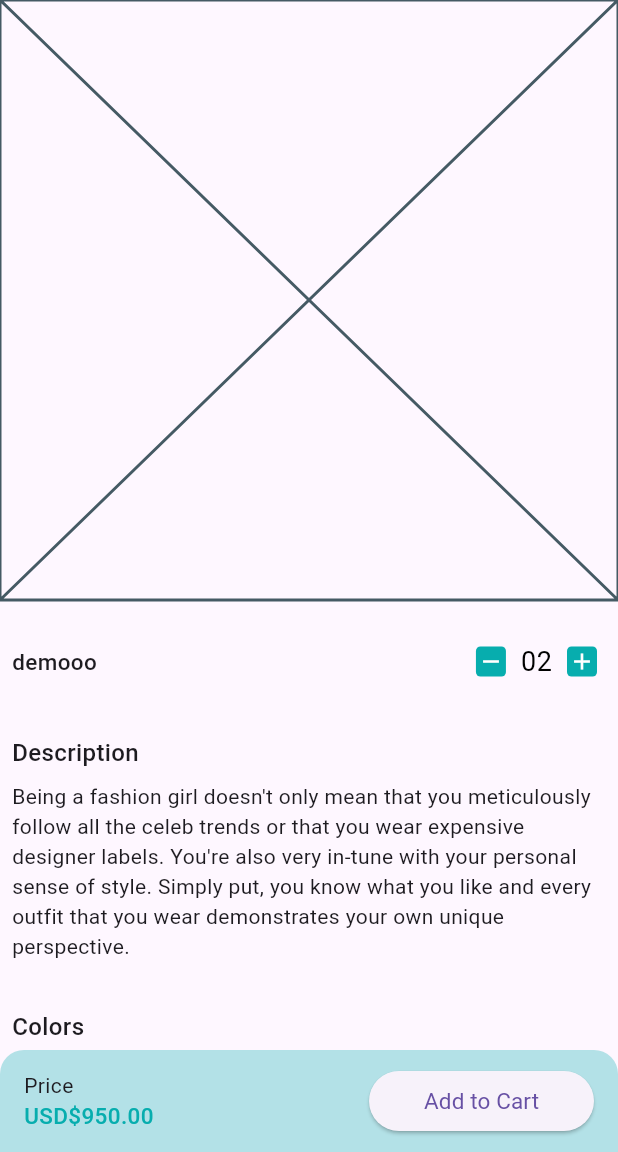
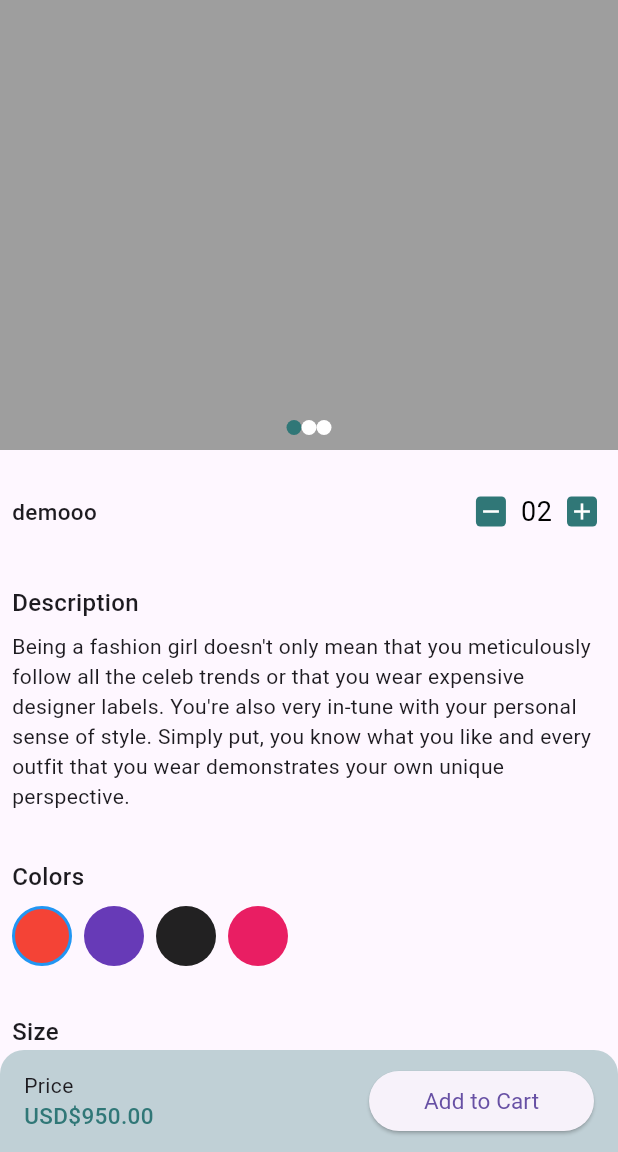
Before and after one commit to Rokeya17/E-commerce_Flutter-UI, a Flutter app: the ProductDetailsScreen screen opened directly, after a tap on the "add" icon, on a phone screen of 412 x 824 dp, the part 84-1236 px from its top. Run offline on Flutter 3.47's test engine with Material 3 defaults, Android fonts, the phone set to English and light mode, and no system bars; drawn by our look-alikes of carousel_slider; our stand-ins replace get.

Commit message:
--Product card has been modified with add to cart button. --Bottom nav screen has been added.

```diff
--- a/lib/Screens/productdetails_screen.dart
+++ b/lib/Screens/productdetails_screen.dart
@@ -47,7 +47,7 @@ class _ProductDetailsScreenState extends State<ProductDetailsScreen> {
                 child: Column(
                   crossAxisAlignment: CrossAxisAlignment.start,
                   children: [
-                    const ProductimageSlider(),
+                    const ProductImageSlider(),
                     const SizedBox(height: 16),
                     Padding(
                       padding: const EdgeInsets.all(8.0),
--- a/lib/Screens/relatedproducts_screen.dart
+++ b/lib/Screens/relatedproducts_screen.dart
@@ -14,9 +14,9 @@ class RelatedProductScreen extends StatelessWidget {
         child: SafeArea(
           child: Row(
             children: [
-              Container(
+              const SizedBox(
                 width: 150,
-                child: const Text(
+                child: Text(
                   'Related Products',
                   style: TextStyle(fontWeight: FontWeight.bold, fontSize: 20),
                 ),
--- a/lib/Screens/widgets/product_card.dart
+++ b/lib/Screens/widgets/product_card.dart
@@ -3,7 +3,6 @@ import 'package:get/get.dart';
 
 import '../../utility/appcolors.dart';
 import '../../utility/imageasset.dart';
-import '../addtocart_screen.dart';
 import '../productdetails_screen.dart';
 
 class ProductCard extends StatelessWidget {
@@ -11,9 +10,9 @@ class ProductCard extends StatelessWidget {
 
   @override
   Widget build(BuildContext context) {
-    return GestureDetector(
+    return InkWell(
       onTap: () {
-        _viewProductDetails(context);
+        Get.to(const ProductDetailsScreen());
       },
       child: Card(
         shadowColor: AppColors.primaryColor.withOpacity(0.1),
@@ -21,73 +20,44 @@ class ProductCard extends StatelessWidget {
         shape: RoundedRectangleBorder(borderRadius: BorderRadius.circular(8)),
         child: SizedBox(
           width: 120,
+          child: Expanded(
             child: Column(
-            crossAxisAlignment: CrossAxisAlignment.start,
               children: [
-              _buildProductImage(),
-              const SizedBox(height: 4),
-              _buildProductName(),
-              _buildPriceAndRating(),
-              _buildAddToCartButton(),
-            ],
+                Container(
+                  height: 100,
+                  decoration: BoxDecoration(
+                    borderRadius: const BorderRadius.only(
+                        topLeft: Radius.circular(8),
+                        topRight: Radius.circular(8)),
+                    image: const DecorationImage(
+                        image: AssetImage(
+                      ImageAssets.dressSVG,
+                    )),
+                    color: AppColors.primaryColor.withOpacity(0.1),
                   ),
                 ),
+                const SizedBox(
+                  height: 4,
                 ),
-    );
-  }
-
-  void _viewProductDetails(BuildContext context) {
-    Navigator.push(
-      context,
-      MaterialPageRoute(builder: (context) => const ProductDetailsScreen()),
-    );
-  }
-
-  Widget _buildProductImage() {
-    return Container(
-      height: 125,
-      decoration: const BoxDecoration(
-        borderRadius: BorderRadius.only(
-          topLeft: Radius.circular(8),
-          topRight: Radius.circular(8),
+                const Text(
+                  "Women’s Dress ",
+                  maxLines: 1,
+                  style: TextStyle(
+                      overflow: TextOverflow.ellipsis,
+                      fontWeight: FontWeight.w500),
                 ),
-        image: DecorationImage(
-          image: AssetImage(
-            ImageAssets.dressSVG,
-          ),
-          fit: BoxFit.cover,
-        ),
-      ),
-    );
-  }
-
-  Widget _buildProductName() {
-    return const Padding(
-      padding: EdgeInsets.all(8.0),
-      child: Text(
-        "Women's Casual Dress",
-        maxLines: 1,
-        overflow: TextOverflow.ellipsis,
-        style: TextStyle(fontWeight: FontWeight.w500),
-      ),
-    );
-  }
-
-  Widget _buildPriceAndRating() {
-    return Padding(
-      padding: const EdgeInsets.symmetric(horizontal: 8.0),
-      child: Row(
+                Row(
                   mainAxisAlignment: MainAxisAlignment.spaceBetween,
                   children: [
                     const Text(
-            'USD \$950.00',
+                      'USD950.00',
                       style: TextStyle(
-              fontSize: 10,
+                          fontSize: 15,
                           fontWeight: FontWeight.bold,
-              color: AppColors.primaryColor,
+                          color: AppColors.primaryColor),
                     ),
-          ),
-          Row(
+                    Wrap(
+                      crossAxisAlignment: WrapCrossAlignment.center,
                       children: List.generate(5, (index) {
                         return const Icon(
                           Icons.star,
@@ -96,38 +66,30 @@ class ProductCard extends StatelessWidget {
                         );
                       }),
                     ),
-          IconButton(
-            icon: const Icon(
-              Icons.favorite,
-              color: Colors.red,
-              size: 16,
+                  ],
                 ),
+                const SizedBox(
+                  height: 8,
+                ),
+                SizedBox(
+                  height: 40,
+                  width: 100,
+                  child: TextButton(
                     onPressed: () {},
+                    style: TextButton.styleFrom(
+                      backgroundColor: AppColors.primaryColor,
+                    ),
+                    child: const Text(
+                      'Add to Cart',
+                      style: TextStyle(color: Colors.white),
+                    ),
+                  ),
                 ),
               ],
             ),
-    );
-  }
-
-  Widget _buildAddToCartButton() {
-    return SizedBox(
-      width: double.infinity,
-      child: Padding(
-        padding: const EdgeInsets.all(8.0),
-        child: TextButton(
-          onPressed: () {
-            _addToCart();
-          },
-          style: TextButton.styleFrom(
-            backgroundColor: AppColors.primaryColor,
           ),
-          child: const Text('Add to Cart'),
         ),
       ),
     );
   }
-
-  void _addToCart() {
-    Get.to(const AddToCartScreen(prices: [950.0]));
 }
-}
--- a/lib/Screens/widgets/productimage_slider.dart
+++ b/lib/Screens/widgets/productimage_slider.dart
@@ -1,15 +1,74 @@
+import 'package:carousel_slider/carousel_slider.dart';
 import 'package:flutter/material.dart';
 
-class ProductimageSlider extends StatefulWidget {
-  const ProductimageSlider({Key? key}) : super(key: key);
+import '../../utility/appcolors.dart';
+
+class ProductImageSlider extends StatefulWidget {
+  const ProductImageSlider({Key? key}) : super(key: key);
 
   @override
-  State<ProductimageSlider> createState() => _ProductimageSliderState();
+  State<ProductImageSlider> createState() => _ProductImageSliderState();
 }
 
-class _ProductimageSliderState extends State<ProductimageSlider> {
+class _ProductImageSliderState extends State<ProductImageSlider> {
+  final ValueNotifier<int> _selectedSlider = ValueNotifier(0);
   @override
   Widget build(BuildContext context) {
-    return const Placeholder();
+    return SafeArea(
+      child: Column(
+        children: [
+          Stack(
+            children: [
+              CarouselSlider(
+                options: CarouselOptions(
+                    height: 300.0,
+                    viewportFraction: 1,
+                    onPageChanged: (int page, _) {
+                      _selectedSlider.value = page;
+                    }),
+                items: [1, 2, 3].map((i) {
+                  return Builder(
+                    builder: (BuildContext context) {
+                      return Container(
+                        width: MediaQuery.of(context).size.width,
+                        decoration: const BoxDecoration(color: Colors.grey),
+                      );
+                    },
+                  );
+                }).toList(),
+              ),
+              Positioned(
+                bottom: 10,
+                left: 0,
+                right: 0,
+                child: ValueListenableBuilder(
+                    valueListenable: _selectedSlider,
+                    builder: (context, value, _) {
+                      List<Widget> list = [];
+                      for (int i = 0; i < 3; i++) {
+                        list.add(
+                          Container(
+                            height: 10,
+                            width: 10,
+                            decoration: BoxDecoration(
+                                borderRadius: BorderRadius.circular(10),
+                                color: value == i
+                                    ? AppColors.primaryColor
+                                    : Colors.white),
+                          ),
+                        );
+                      }
+
+                      return Row(
+                        mainAxisAlignment: MainAxisAlignment.center,
+                        children: list,
+                      );
+                    }),
+              ),
+            ],
+          ),
+        ],
+      ),
+    );
   }
 }
--- a/lib/utility/appcolors.dart
+++ b/lib/utility/appcolors.dart
@@ -14,5 +14,5 @@ class AppColors {
     900: const Color.fromRGBO(4, 131, 184, 1),
   };
 
-  static const Color primaryColor = Color(0xFF07ADAE);
+  static const Color primaryColor = Color(0xff307777);
 }
--- a/pubspec.yaml
+++ b/pubspec.yaml
@@ -11,6 +11,7 @@ dependencies:
   get: ^4.6.6
   bottom_nav_bar: ^1.0.3
   flutter_svg: ^2.0.10+1
+  carousel_slider: ^4.2.1
 
 dev_dependencies:
   flutter_test:
```
Also changed, not shown: lib/Screens/bottomnav_screen.dart (+50 -96 lines), lib/Screens/home_screen.dart (+9 -16 lines), pubspec.lock. Lines whose indentation alone changed are shown as unchanged.
